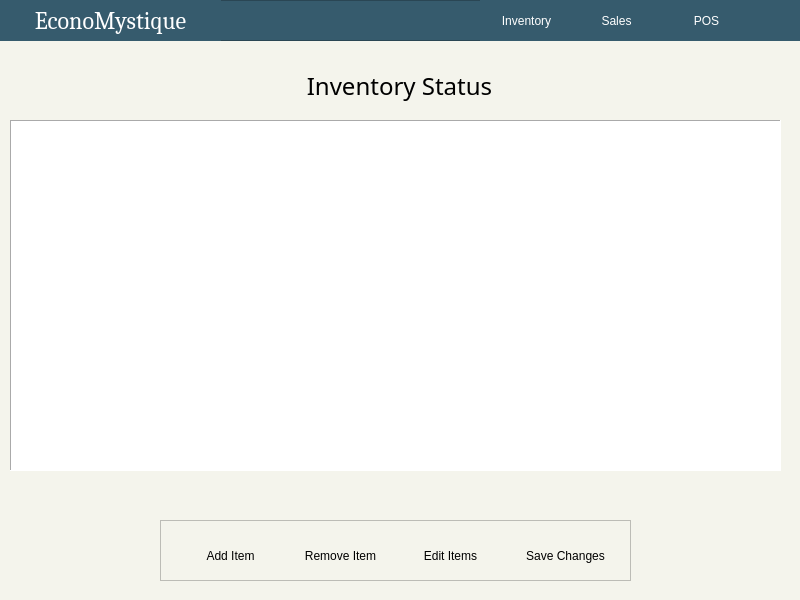
Old version of the form inventory.ui in the repository ongchangco/Economystique2.
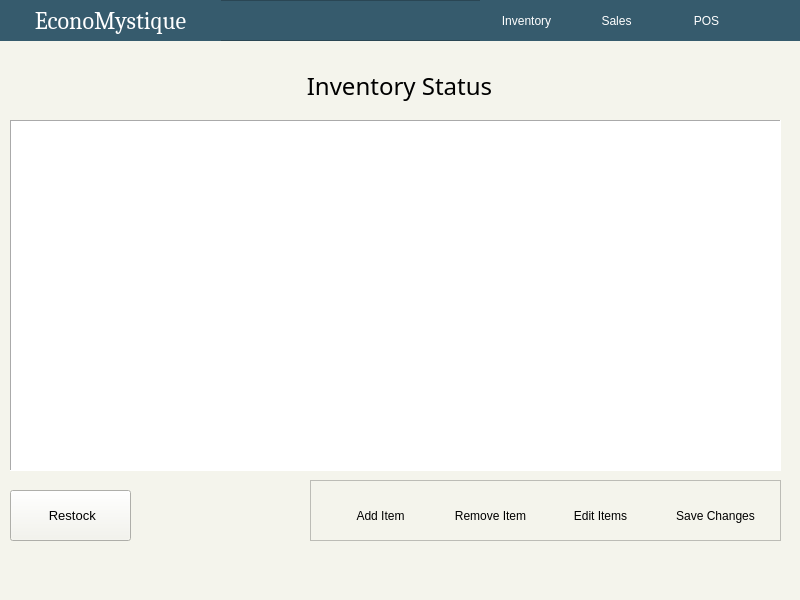
New version of the form. Icons and pictures are not drawn.

```diff
--- a/inventory.ui
+++ b/inventory.ui
@@ -245,8 +245,8 @@
   <widget class="QFrame" name="frame_2">
    <property name="geometry">
     <rect>
-     <x>160</x>
-     <y>520</y>
+     <x>310</x>
+     <y>480</y>
      <width>471</width>
      <height>61</height>
     </rect>
@@ -381,6 +381,28 @@
     <enum>QFrame::Panel</enum>
    </property>
   </widget>
+  <widget class="QPushButton" name="btnRestock">
+   <property name="geometry">
+    <rect>
+     <x>10</x>
+     <y>490</y>
+     <width>121</width>
+     <height>51</height>
+    </rect>
+   </property>
+   <property name="font">
+    <font>
+     <pointsize>10</pointsize>
+    </font>
+   </property>
+   <property name="text">
+    <string> Restock</string>
+   </property>
+   <property name="icon">
+    <iconset>
+     <normaloff>img/restock.png</normaloff>img/restock.png</iconset>
+   </property>
+  </widget>
  </widget>
  <resources/>
  <connections/>
```
